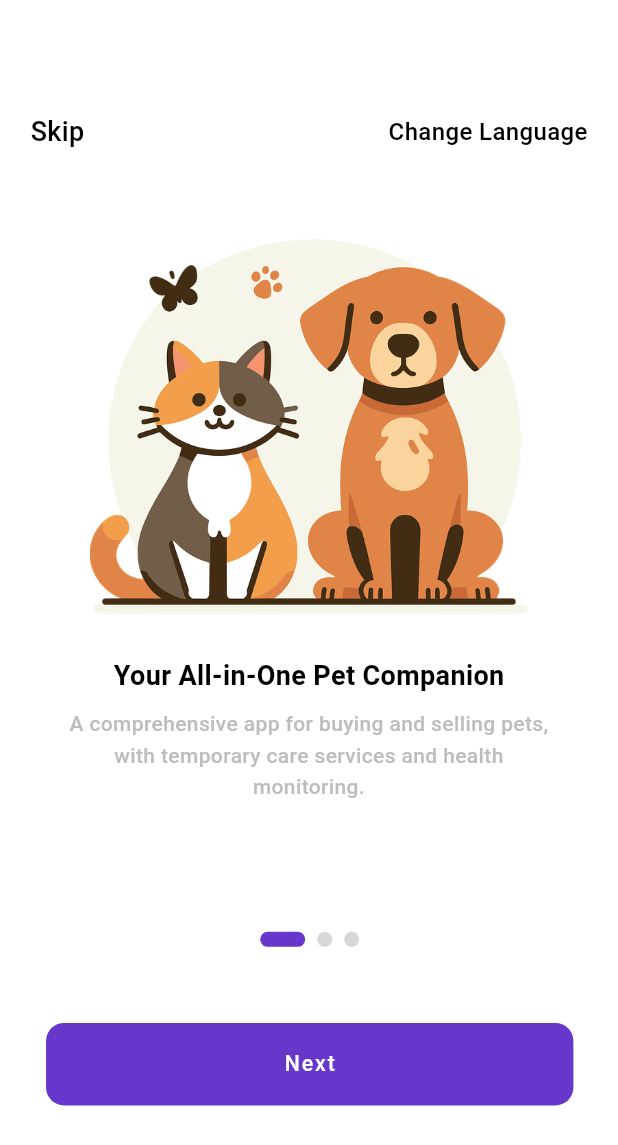
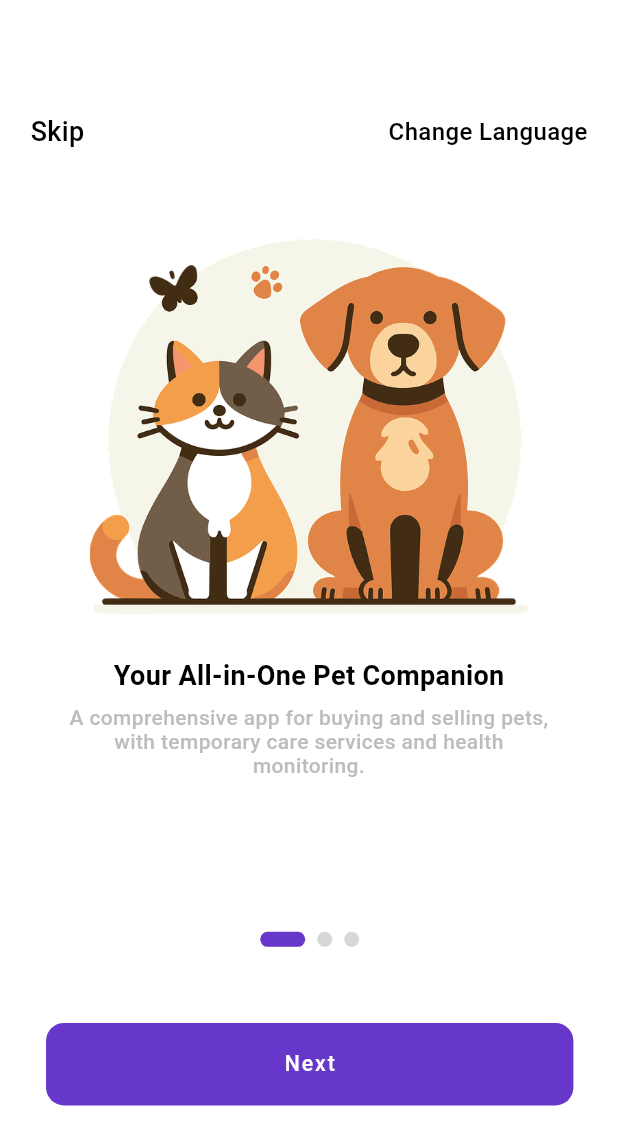
Before and after one commit to yossefJoe/bud, a Flutter app: the screen it shows after launch, on a phone screen of 412 x 824 dp. Shown: the top 1145 px of the screen. Run offline on Flutter 3.47's test engine with Material 3 defaults, Android fonts, the phone set to English and light mode, and no system bars; drawn by our look-alikes of smooth_page_indicator; our stand-ins replace cached_network_image, device_preview, dropdown_button2, easy_localization, flutter_bloc, flutter_screenutil and 11 more; missing offline and left inert: animation_wrappers, country_list_pick; generated files the repository leaves out were written again.

Commit message:
onBoarding

```diff
--- a/lib/src/on_boarding/widgets/onboarding_item.dart
+++ b/lib/src/on_boarding/widgets/onboarding_item.dart
@@ -73,7 +73,6 @@ class OnboardingItem extends StatelessWidget {
           child: HintMediumText(
             label: item.description,
             fontSize: 14,
-            height: 1.5,
             labelColor: Colors.grey.shade400,
             textAlign: TextAlign.center,
           ),)
```
